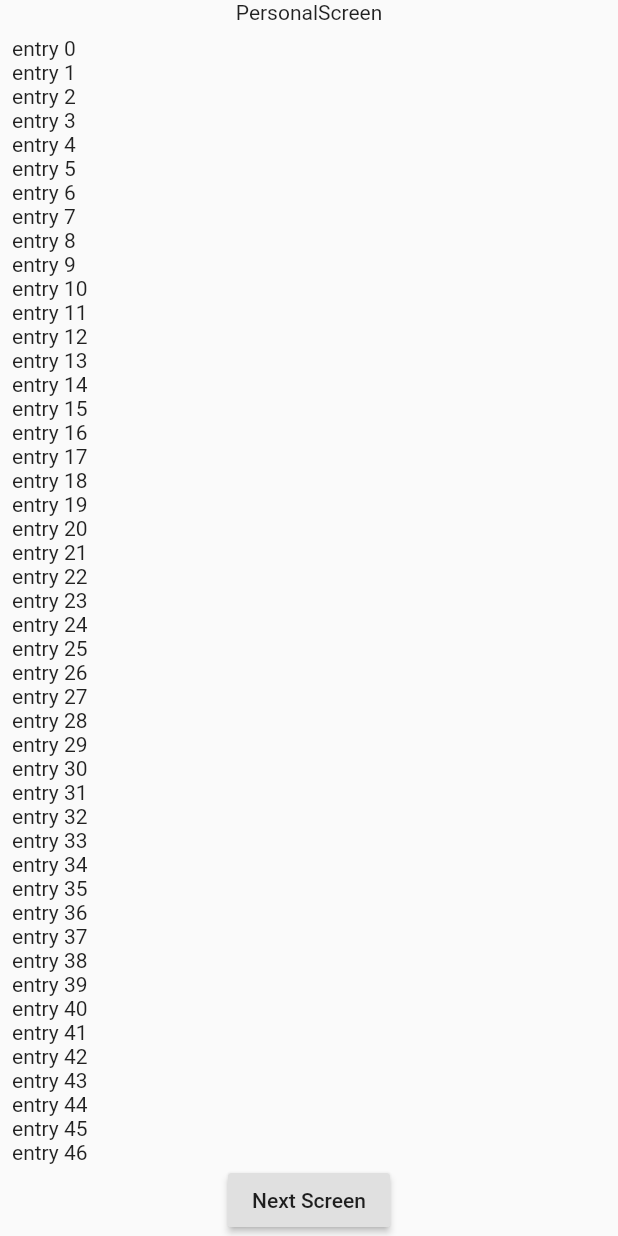
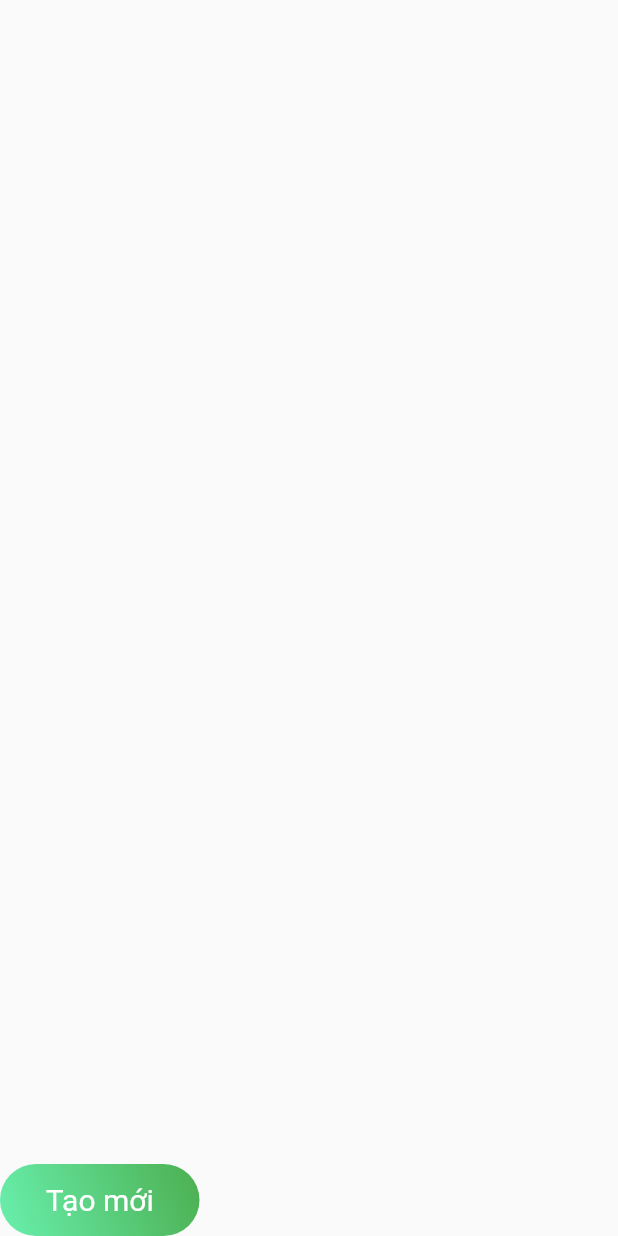
Before and after one commit to partnercloudsupport/Invite-MobileApp-Flutter, a Flutter app: the PersonalScreen screen opened directly, on a phone screen of 412 x 824 dp. Run offline on Flutter 3.47's test engine with Material 2 defaults, Android fonts, the phone set to English and light mode, and no system bars; our stand-ins replace firebase_messaging, google_sign_in, rxdart; missing offline and left inert: flutter_facebook_login; accounts and stored records are empty; network calls fail.

Commit message:
Commit tab user

```diff
--- a/invite_vn/lib/features/home/personal/personal_screen.dart
+++ b/invite_vn/lib/features/home/personal/personal_screen.dart
@@ -9,28 +9,40 @@ class PersonalScreen extends StatefulWidget {
 }
 
 class _StatePersonalScreen extends State<PersonalScreen> {
-
   @override
   Widget build(BuildContext context) {
     return Scaffold(
-      body: Column(
-        ///NOTE: Must add PageStorageKey
+      body: Stack(
         key: PageStorageKey(Routes.PERSONAL),
         children: <Widget>[
-          Text("PersonalScreen"),
-          Flexible(
-            child: ListView.builder(
-              shrinkWrap: true,
-              padding: EdgeInsets.all(8.0),
-              itemCount: 100,
-              itemBuilder: (BuildContext context, int index) {
-                return Text('entry $index');
-              },
+          Positioned(
+            bottom: 0,
+            child: Container(
+              height: 48.0,
+              width: 133.0,
+              child: Center(
+                child: Text(
+                  'Tạo mới',
+                  textAlign: TextAlign.center,
+                  style: TextStyle(
+                    color: Colors.white,
+                    fontSize: 20.0,
+                  ),
+                ),
+              ),
+              decoration: BoxDecoration(
+                  gradient: LinearGradient(
+                    begin: Alignment.topRight,
+                    end: Alignment.bottomLeft,
+                    // Add one stop for each color. Stops should increase from 0 to 1
+                    colors: [
+                      // Colors are easy thanks to Flutter's Colors class.
+                      Colors.green,
+                      Colors.greenAccent,
+                    ],
+                  ),
+                  borderRadius: BorderRadius.circular(24.0)),
             ),
-          ),
-          RaisedButton(
-            onPressed: () => Navigator.of(context).pushNamed(""),
-            child: Text("Next Screen"),
           )
         ],
       ),
--- a/invite_vn/lib/features/home/social/social_screen.dart
+++ b/invite_vn/lib/features/home/social/social_screen.dart
@@ -18,7 +18,6 @@ class _StateSocialScreen extends State<SocialScreen> {
         ///NOTE: Must add PageStorageKey
         key: PageStorageKey(Routes.SOCIAL),
         children: <Widget>[
-          Text("SocialScreen"),
           Flexible(
             child: ListView.builder(
               shrinkWrap: true,
--- a/invite_vn/lib/main.dart
+++ b/invite_vn/lib/main.dart
@@ -47,7 +47,7 @@ class App extends StatelessWidget {
         Routes.PROFILE_NOT_LOGIN: (context) => ProfileNotLoginScreen(),
         Routes.EDIT_PROFILE: (context) => EditProfileScreen(),
       },
-      initialRoute: Routes.SPLASH,
+      initialRoute: Routes.HOME,
     );
   }
 }
--- a/invite_vn/pubspec.yaml
+++ b/invite_vn/pubspec.yaml
@@ -71,6 +71,7 @@ flutter:
   assets:
     # BACKGROUNDS
     - assets/backgrounds/profile_not_login_bg.png
+    - assets/backgrounds/header_home.png
 
     # ICONS
     - assets/icons/pencil.png
@@ -82,7 +83,6 @@ flutter:
     # LOGOS
     - assets/logos/logo.png
     - assets/logos/success_logo.png
-
   # An image asset can refer to one or more resolution-specific "variants", see
   # https://flutter.io/assets-and-images/#resolution-aware.
 
```
Also changed, not shown: invite_vn/lib/features/home/home_screen.dart (+14 -12 lines), invite_vn/assets/backgrounds/header_home.png (added).
